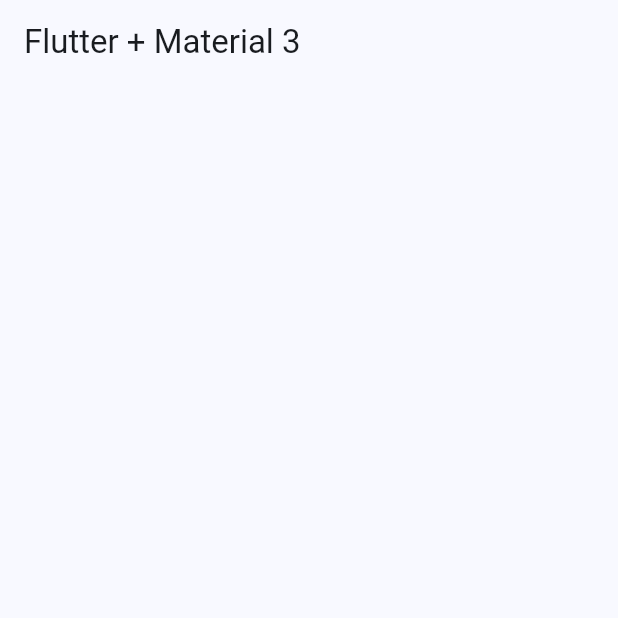
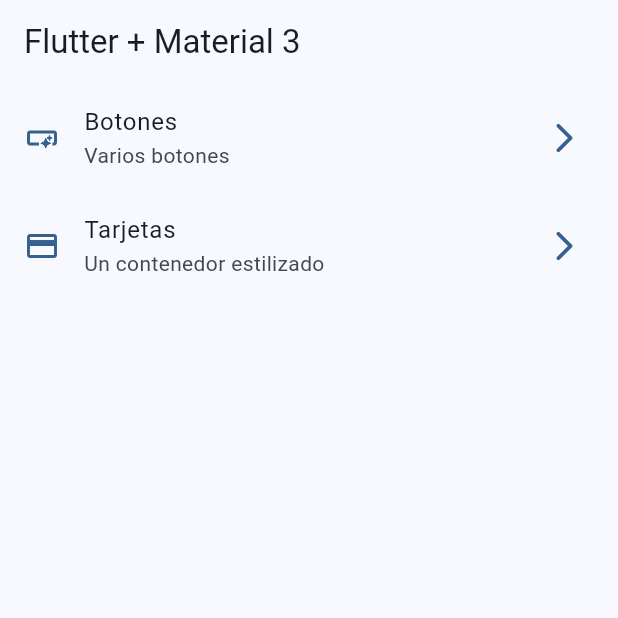
Before and after one commit to jermp96/widgets_app, a Flutter app: the screen it shows after launch, on a phone screen of 412 x 824 dp, the top half of it. Run offline on Flutter 3.47's test engine with Material 2 defaults, Android fonts, the phone set to English and light mode, and no system bars.

Commit message:
*menu item list view added

```diff
--- a/lib/menu/menu_items.dart
+++ b/lib/menu/menu_items.dart
@@ -14,7 +14,7 @@ class MenuItem {
   });
 }
 
-const appMenuItems = <MenuItem> {
+const appMenuItems = <MenuItem> [
   MenuItem(
     icon: Icons.smart_button_outlined,
     link: '/buttons',
@@ -27,4 +27,4 @@ const appMenuItems = <MenuItem> {
     subTitle: 'Un contenedor estilizado',
     title: 'Tarjetas'
   ),
-};
+];
--- a/lib/presentation/screens/home/home_screen.dart
+++ b/lib/presentation/screens/home/home_screen.dart
@@ -1,4 +1,5 @@
 import 'package:flutter/material.dart';
+import 'package:widgets_app/menu/menu_items.dart';
 
 class HomeScreen extends StatelessWidget {
   const HomeScreen({Key? key}) : super(key: key);
@@ -9,6 +10,47 @@ class HomeScreen extends StatelessWidget {
       appBar: AppBar(
         title: const Text('Flutter + Material 3'),
       ),
+      body: const _HomeView(),
     );
   }
 }
+
+class _HomeView extends StatelessWidget {
+  const _HomeView();
+
+  @override
+  Widget build(BuildContext context) {
+    return ListView.builder(
+      itemCount: appMenuItems.length,
+      itemBuilder: (context, index) {
+        final menuItem = appMenuItems[index];
+        return _CustomListTile(menuItem: menuItem);
+      },
+    );
+  }
+}
+
+class _CustomListTile extends StatelessWidget {
+
+
+  const _CustomListTile({
+    required this.menuItem,
+  });
+
+  final MenuItem menuItem;
+
+  @override
+  Widget build(BuildContext context) {
+    final colors = Theme.of(context).colorScheme;
+
+    return ListTile(
+      leading: Icon(menuItem.icon, color: colors.primary,),
+      trailing: Icon(Icons.arrow_forward_ios_rounded, color: colors.primary),
+      title: Text(menuItem.title),
+      subtitle: Text(menuItem.subTitle),
+      onTap: () {
+        // TODO: navigate to other page
+      },
+    );
+  }
+}
```
